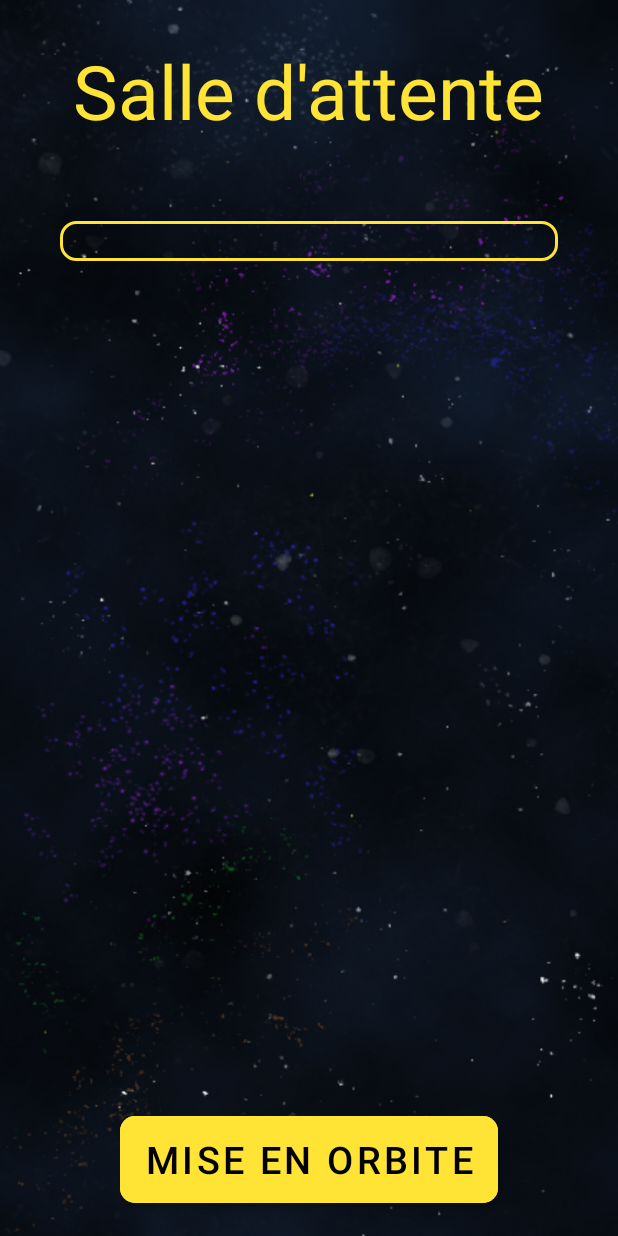
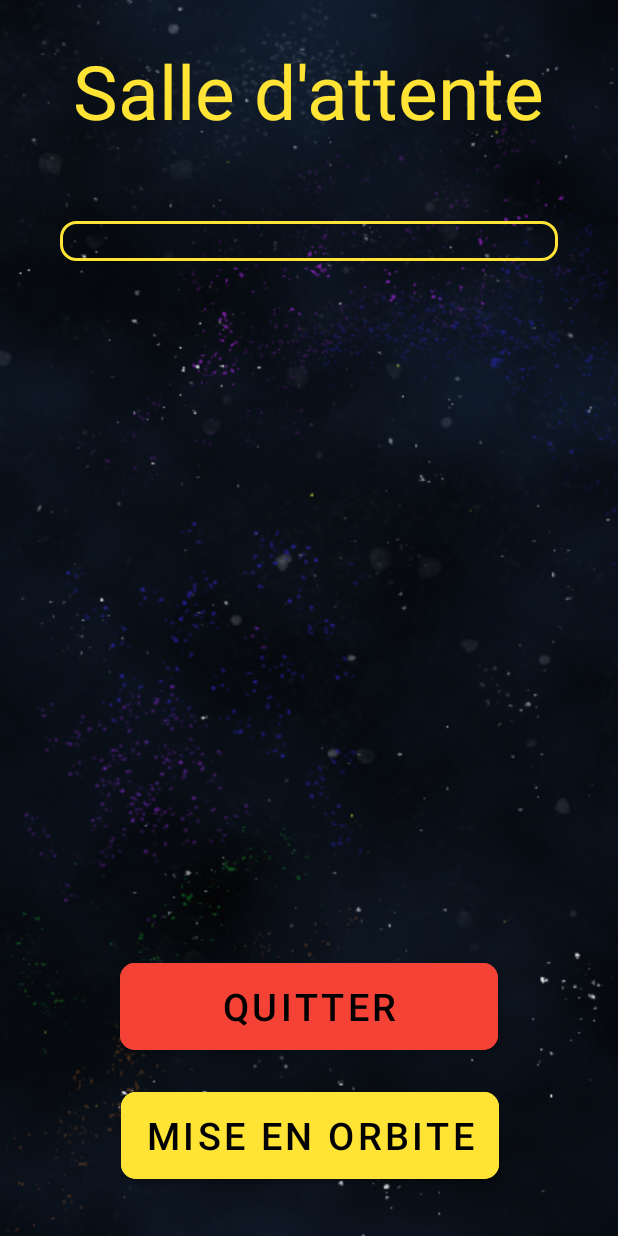
Before and after one commit to Carlitos73490/SpaceDim, an Android app built with Jetpack Compose: the layout fragment_waiting_room.xml on its own in the app's theme, with its tools: preview values and no code run, on a phone screen of 412 x 824 dp. Run offline under Robolectric (Android 15) with nearby library versions, the phone set to English and light mode, and no system bars.

Commit message:
leave + switch button

```diff
--- a/app/src/main/res/layout/fragment_waiting_room.xml
+++ b/app/src/main/res/layout/fragment_waiting_room.xml
@@ -33,35 +33,48 @@
                 app:layout_constraintTop_toTopOf="parent" />
 
 
-
             <ScrollView
                 android:id="@+id/waitingScroll"
                 android:layout_width="match_parent"
                 android:layout_height="0px"
-                    app:layout_constraintTop_toBottomOf="@id/WaitPlayer"
                 app:layout_constraintBottom_toTopOf="@id/buttonStartGame"
                 app:layout_constraintEnd_toEndOf="parent"
-                    app:layout_constraintStart_toStartOf="parent">
+                app:layout_constraintHorizontal_bias="0.0"
+                app:layout_constraintStart_toStartOf="parent"
+                app:layout_constraintTop_toBottomOf="@id/WaitPlayer">
 
                 <LinearLayout
                     android:id="@+id/LayoutWaitroom"
                     android:layout_width="match_parent"
                     android:layout_height="match_parent"
+                    android:layout_margin="60px"
+                    android:background="@drawable/background_border"
                     android:orientation="vertical"
-                        android:layout_margin="60px"
-                        android:padding="20px"
-                        android:background="@drawable/background_border">
+                    android:padding="20px">
 
                 </LinearLayout>
 
             </ScrollView>
 
+            <Button
+                android:id="@+id/leaveWaitingRoom"
+                android:layout_width="252dp"
+                android:layout_height="70dp"
+                android:layout_marginBottom="16dp"
+                android:backgroundTint="#F44336"
+                android:text="QUITTER"
+                android:textColor="#000"
+                android:textSize="25dip"
+                app:cornerRadius="10dp"
+                app:layout_constraintBottom_toTopOf="@+id/buttonStartGame"
+                app:layout_constraintEnd_toEndOf="parent"
+                app:layout_constraintStart_toStartOf="parent" />
 
             <Button
                 android:id="@+id/buttonStartGame"
                 android:layout_width="252dp"
                 android:layout_height="70dp"
-                android:layout_marginBottom="16dp"
+                android:layout_marginBottom="32dp"
                 android:backgroundTint="#FFE436"
                 android:text="Mise en orbite"
                 android:textColor="#000"
@@ -69,6 +82,7 @@
                 app:cornerRadius="10dp"
                 app:layout_constraintBottom_toBottomOf="parent"
                 app:layout_constraintEnd_toEndOf="parent"
+                app:layout_constraintHorizontal_bias="0.503"
                 app:layout_constraintStart_toStartOf="parent" />
 
 
--- a/app/src/main/res/navigation/nav_graph.xml
+++ b/app/src/main/res/navigation/nav_graph.xml
@@ -66,6 +66,9 @@
         <argument
             android:name="userName"
             app:argType="string" />
+        <action
+            android:id="@+id/action_waitingRoomFragment_to_loginFragment"
+            app:destination="@id/loginFragment" />
     </fragment>
     <fragment
         android:id="@+id/dashBoardFragment"
```
Also changed, not shown: app/src/main/java/com/example/spacedim/dashboard/DashBoardFragment.kt (+20 -12 lines), app/src/main/java/com/example/spacedim/waitingRoom/WaitingRoomFragment.kt (+12 -2 lines). Lines whose indentation alone changed are shown as unchanged.
